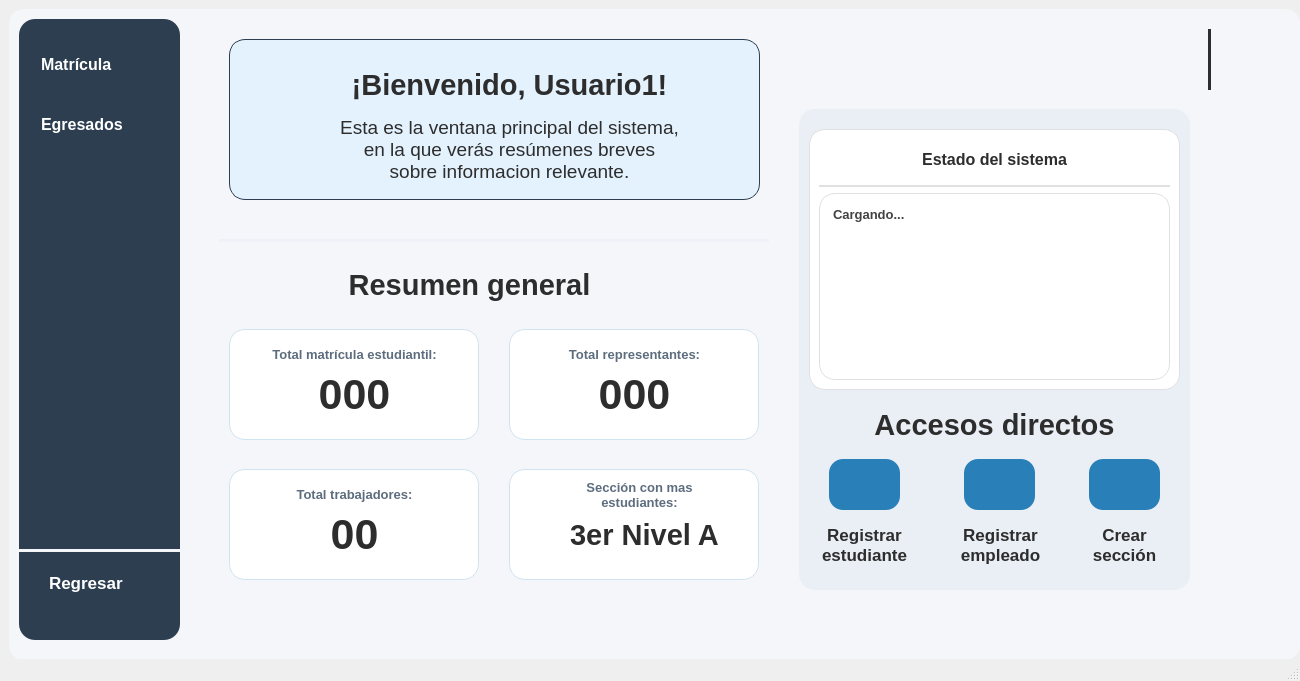
Proyecto-Uptjaa/Proyecto_SIRA, file resources/ui/main.ui: the form before one commit.
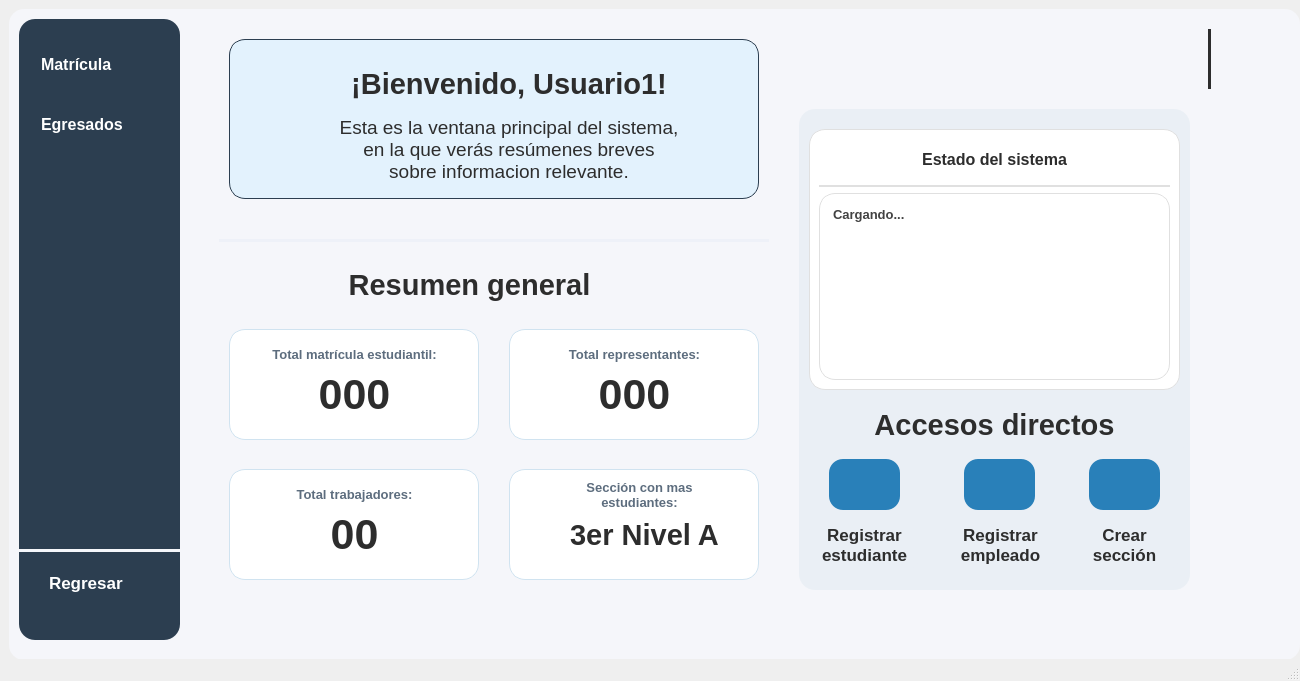
The form after the commit. The open tabs and pages were chosen to show the change. Icons and pictures are not drawn. Custom widgets are drawn as their Qt base class.

What changed in the file:
```diff
--- a/resources/ui/main.ui
+++ b/resources/ui/main.ui
@@ -1908,10 +1908,16 @@
         <rect>
          <x>50</x>
          <y>20</y>
-         <width>531</width>
-         <height>161</height>
+         <width>530</width>
+         <height>160</height>
         </rect>
        </property>
+       <property name="maximumSize">
+        <size>
+         <width>530</width>
+         <height>160</height>
+        </size>
+       </property>
        <property name="styleSheet">
         <string notr="true">QFrame{
 		border-radius: 16px;
@@ -1935,10 +1941,16 @@
          <rect>
           <x>30</x>
           <y>40</y>
-          <width>61</width>
-          <height>61</height>
+          <width>60</width>
+          <height>60</height>
          </rect>
         </property>
+        <property name="maximumSize">
+         <size>
+          <width>60</width>
+          <height>60</height>
+         </size>
+        </property>
         <property name="text">
          <string/>
         </property>
@@ -1954,10 +1966,16 @@
          <rect>
           <x>120</x>
           <y>20</y>
-          <width>321</width>
-          <height>51</height>
+          <width>320</width>
+          <height>50</height>
          </rect>
         </property>
+        <property name="maximumSize">
+         <size>
+          <width>320</width>
+          <height>50</height>
+         </size>
+        </property>
         <property name="font">
          <font>
           <family>Segoe UI</family>
@@ -1980,10 +1998,16 @@
          <rect>
           <x>110</x>
           <y>70</y>
-          <width>341</width>
-          <height>81</height>
+          <width>340</width>
+          <height>80</height>
          </rect>
         </property>
+        <property name="maximumSize">
+         <size>
+          <width>340</width>
+          <height>80</height>
+         </size>
+        </property>
         <property name="font">
          <font>
           <family>Segoe UI</family>
@@ -3010,10 +3034,22 @@
         <rect>
          <x>880</x>
          <y>10</y>
-         <width>141</width>
-         <height>61</height>
+         <width>140</width>
+         <height>60</height>
         </rect>
        </property>
+       <property name="minimumSize">
+        <size>
+         <width>140</width>
+         <height>60</height>
+        </size>
+       </property>
+       <property name="maximumSize">
+        <size>
+         <width>140</width>
+         <height>60</height>
+        </size>
+       </property>
        <property name="font">
         <font>
          <family>Segoe UI</family>
@@ -3054,20 +3090,20 @@
         <rect>
          <x>1039</x>
          <y>10</y>
-         <width>51</width>
-         <height>61</height>
+         <width>50</width>
+         <height>60</height>
         </rect>
        </property>
        <property name="minimumSize">
         <size>
          <width>50</width>
-         <height>50</height>
+         <height>60</height>
         </size>
        </property>
        <property name="maximumSize">
         <size>
-         <width>130</width>
-         <height>70</height>
+         <width>50</width>
+         <height>60</height>
         </size>
        </property>
        <property name="text">
@@ -3086,19 +3122,19 @@
          <x>1029</x>
          <y>10</y>
          <width>3</width>
-         <height>61</height>
+         <height>60</height>
         </rect>
        </property>
        <property name="minimumSize">
         <size>
          <width>3</width>
-         <height>61</height>
+         <height>60</height>
         </size>
        </property>
        <property name="maximumSize">
         <size>
          <width>3</width>
-         <height>61</height>
+         <height>60</height>
         </size>
        </property>
        <property name="styleSheet">
```
Left out of the diff: 2 changed lines with no effect on the pictures.
